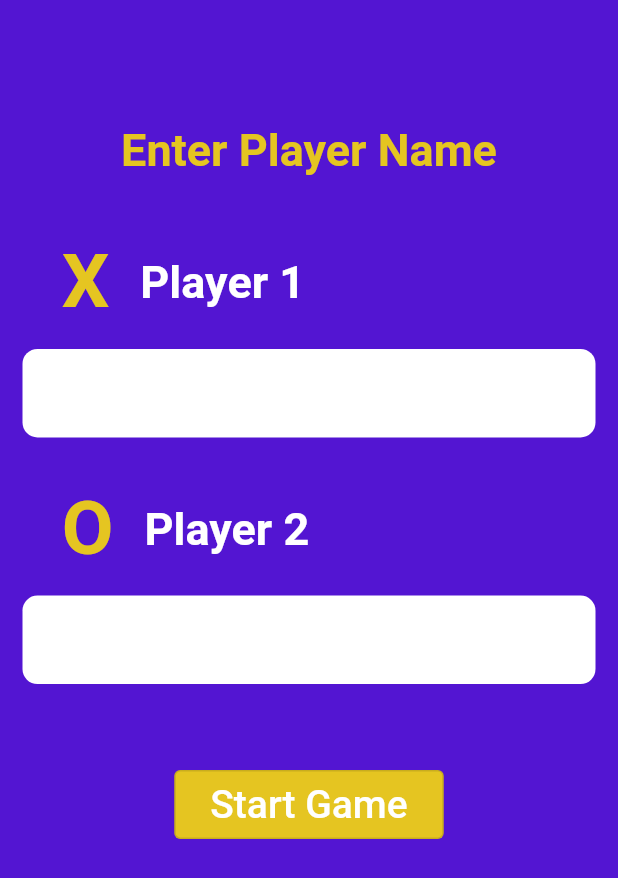
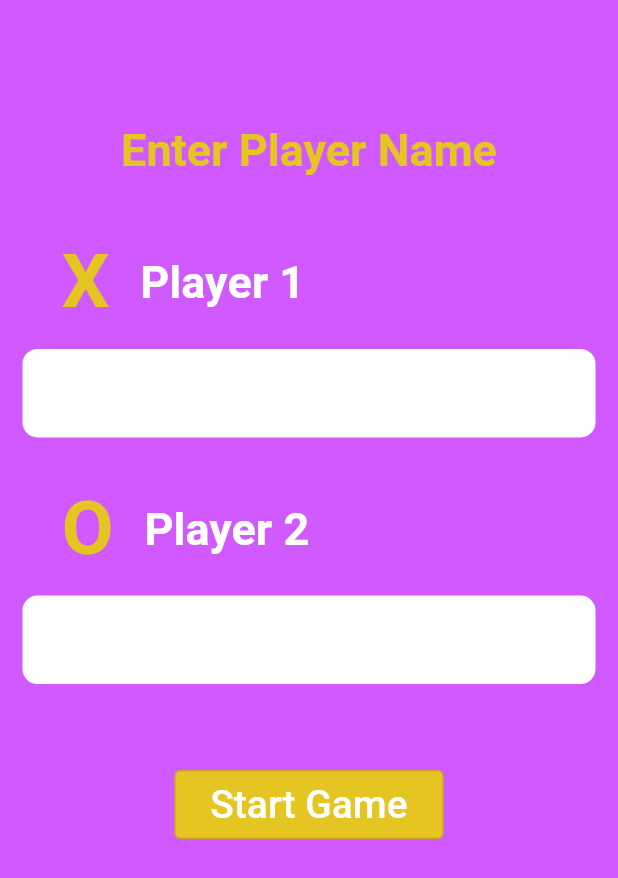
Before and after one commit to Yousef6677oo/xo_app, a Flutter app: the screen it shows after launch, after a tap on "New Games", on a phone screen of 412 x 824 dp. Shown: the top 878 px of the screen. Run offline on Flutter 3.47's test engine with Material 2 defaults, Android fonts, the phone set to English and light mode, and no system bars.

Commit message:
change some colors

```diff
--- a/lib/components/xo_button.dart
+++ b/lib/components/xo_button.dart
@@ -1,4 +1,6 @@
 import 'package:flutter/material.dart';
+
+import '../utilities/app_colors.dart';
 
 class XOButton extends StatelessWidget {
   int index;
@@ -14,8 +16,8 @@ class XOButton extends StatelessWidget {
       padding: const EdgeInsets.all(5.0),
       child: ElevatedButton(
           style: ElevatedButton.styleFrom(
-          foregroundColor: Color(0xffe5c521),
-          backgroundColor: Color(0xff131454),
+          foregroundColor: AppColors.accentColor,
+          backgroundColor: AppColors.primaryColor,
               shape: RoundedRectangleBorder(
                 borderRadius: BorderRadius.circular(20),
               )
--- a/lib/screens/first_screen.dart
+++ b/lib/screens/first_screen.dart
@@ -8,7 +8,7 @@ class FirstScreen extends StatelessWidget {
   @override
   Widget build(BuildContext context) {
     return Scaffold(
-      backgroundColor: const Color.fromARGB(255, 83, 21, 210),
+      backgroundColor: AppColors.primaryColor,
       body: SizedBox(
         width: double.infinity,
         child: Column(
@@ -40,12 +40,31 @@ class FirstScreen extends StatelessWidget {
             ),
             OutlinedButton(
               onPressed: () {
-                Navigator.pushReplacementNamed(context, LoginScreen.routeName);
+                Navigator.pushNamed(context, LoginScreen.routeName);
               },
               style: OutlinedButton.styleFrom(
                   backgroundColor: AppColors.accentColor),
-              child: const Text("New Games",
-                  style: TextStyle(fontSize: 26, color: Colors.black)),
+              child:  Container(
+                alignment: Alignment.center,
+                width: MediaQuery.of(context).size.width*0.5,
+                height: MediaQuery.of(context).size.height*0.07,
+                child: const Text("New Games",style: TextStyle(fontSize: 26, color: Colors.black)),
+              ),
+            ),
+            SizedBox(
+              height: MediaQuery.of(context).size.height * 0.05,
+            ),
+            OutlinedButton(
+              onPressed: () {
+                Navigator.pushNamed(context, LoginScreen.routeName);
+              },
+              style: OutlinedButton.styleFrom(backgroundColor: Colors.transparent,side: BorderSide(width: 3.0, color: AppColors.accentColor),),
+              child:  Container(
+                alignment: Alignment.center,
+                width: MediaQuery.of(context).size.width*0.5,
+                height: MediaQuery.of(context).size.height*0.07,
+                child:  Text("Scores",style: TextStyle(fontSize: 26, color: AppColors.whiteColor)),
+              ),
             ),
             SizedBox(
               height: MediaQuery.of(context).size.height * 0.05,
--- a/lib/screens/game_board_screen.dart
+++ b/lib/screens/game_board_screen.dart
@@ -63,7 +63,7 @@ class _GameBoardScreenState extends State<GameBoardScreen> {
                         style: TextStyle(
                             fontSize: 22,
                             fontWeight: FontWeight.bold,
-                            color: AppColors.primaryColor),
+                            color: AppColors.whiteColor),
                       ),
                       const Text("o",
                           style: TextStyle(
--- a/lib/screens/login_screen.dart
+++ b/lib/screens/login_screen.dart
@@ -1,4 +1,5 @@
 import 'package:flutter/material.dart';
+import 'package:xo/utilities/app_colors.dart';
 
 import 'game_board_screen.dart';
 
@@ -11,19 +12,19 @@ class LoginScreen extends StatelessWidget {
   Widget build(BuildContext context) {
     return Scaffold(
       resizeToAvoidBottomInset: false,
-      backgroundColor: const Color.fromARGB(255, 83, 21, 210),
+      backgroundColor: AppColors.primaryColor,
       body: Center(
         child: Column(
           children: [
             SizedBox(
               height: MediaQuery.of(context).size.height * 0.10,
             ),
-            const Text(
+             Text(
               "Enter Player Name",
               style: TextStyle(
                   fontSize: 30,
                   fontWeight: FontWeight.bold,
-                  color: Color.fromARGB(255, 229, 197, 33)),
+                  color: AppColors.accentColor),
             ),
             SizedBox(
               height: MediaQuery.of(context).size.height * 0.05,
@@ -33,22 +34,22 @@ class LoginScreen extends StatelessWidget {
                 SizedBox(
                   width: MediaQuery.of(context).size.width * 0.1,
                 ),
-                const Text(
+                 Text(
                   "X",
                   style: TextStyle(
                       fontSize: 50,
                       fontWeight: FontWeight.bold,
-                      color: Color.fromARGB(255, 229, 197, 33)),
+                      color: AppColors.accentColor),
                 ),
                 SizedBox(
                   width: MediaQuery.of(context).size.width * 0.05,
                 ),
-                const Text(
+                 Text(
                   "Player 1",
                   style: TextStyle(
                       fontSize: 30,
                       fontWeight: FontWeight.bold,
-                      color: Colors.white),
+                      color: AppColors.whiteColor),
                 )
               ],
             ),
@@ -60,7 +61,7 @@ class LoginScreen extends StatelessWidget {
                 },
                 decoration: InputDecoration(
                   filled: true,
-                  fillColor: Colors.white,
+                  fillColor: AppColors.whiteColor,
                   border: OutlineInputBorder(
                       borderSide: BorderSide.none,
                       borderRadius: BorderRadius.circular(10)),
@@ -75,22 +76,22 @@ class LoginScreen extends StatelessWidget {
                 SizedBox(
                   width: MediaQuery.of(context).size.width * 0.1,
                 ),
-                const Text(
+                 Text(
                   "O",
                   style: TextStyle(
                       fontSize: 50,
                       fontWeight: FontWeight.bold,
-                      color: Color.fromARGB(255, 229, 197, 33)),
+                      color: AppColors.accentColor),
                 ),
                 SizedBox(
                   width: MediaQuery.of(context).size.width * 0.05,
                 ),
-                const Text(
+                 Text(
                   "Player 2",
                   style: TextStyle(
                       fontSize: 30,
                       fontWeight: FontWeight.bold,
-                      color: Colors.white),
+                      color: AppColors.whiteColor),
                 )
               ],
             ),
@@ -102,7 +103,7 @@ class LoginScreen extends StatelessWidget {
                 },
                 decoration: InputDecoration(
                   filled: true,
-                  fillColor: Colors.white,
+                  fillColor: AppColors.whiteColor,
                   border: OutlineInputBorder(
                       borderSide: BorderSide.none,
                       borderRadius: BorderRadius.circular(10)),
@@ -118,11 +119,11 @@ class LoginScreen extends StatelessWidget {
                     context, GameBoardScreen.routeName,arguments: GameBoardScreenArguments(player1,player2));
               },
               style: OutlinedButton.styleFrom(
-                  backgroundColor: const Color.fromARGB(255, 229, 197, 33)),
-              child: const Padding(
+                  backgroundColor: AppColors.accentColor),
+              child:  Padding(
                 padding: EdgeInsets.all(8.0),
                 child: Text("Start Game",
-                    style: TextStyle(fontSize: 26, color: Colors.white)),
+                    style: TextStyle(fontSize: 26, color: AppColors.whiteColor)),
               ),
             ),
           ],
--- a/lib/utilities/app_colors.dart
+++ b/lib/utilities/app_colors.dart
@@ -1,6 +1,8 @@
 import 'package:flutter/material.dart';
 
 abstract class AppColors{
-  static Color primaryColor=const Color(0xff131454);
+  static Color primaryColor=const Color(0xa5b700ff);
   static Color accentColor=const Color(0xffE5C521);
+  static Color whiteColor=const Color(0xffffffff);
+
 }
```
